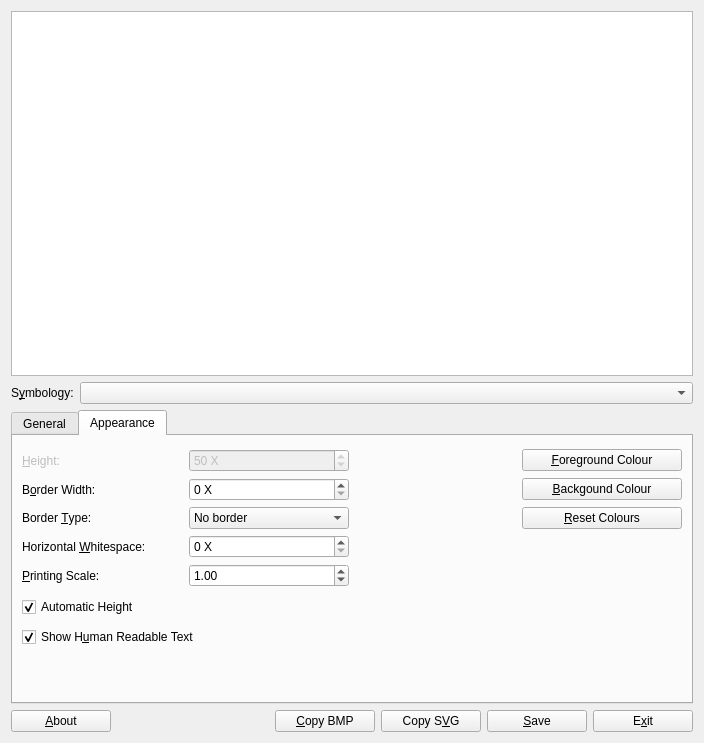
zint/zint, file frontend_qt/mainWindow.ui: the form before one commit.
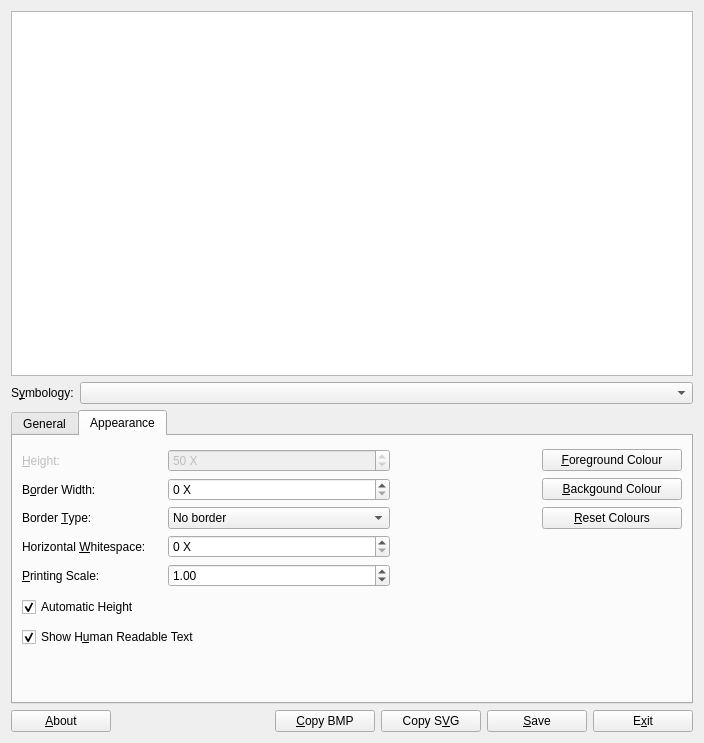
The form after the commit. Icons and pictures are not drawn.

What changed in the file:
```diff
--- a/frontend_qt/mainWindow.ui
+++ b/frontend_qt/mainWindow.ui
@@ -448,6 +448,9 @@
                <property name="toolTip">
                 <string>Add border or box</string>
                </property>
+               <property name="minimumContentsLength">
+                <number>24</number>
+               </property>
                <item>
                 <property name="text">
                  <string>No border</string>
```
